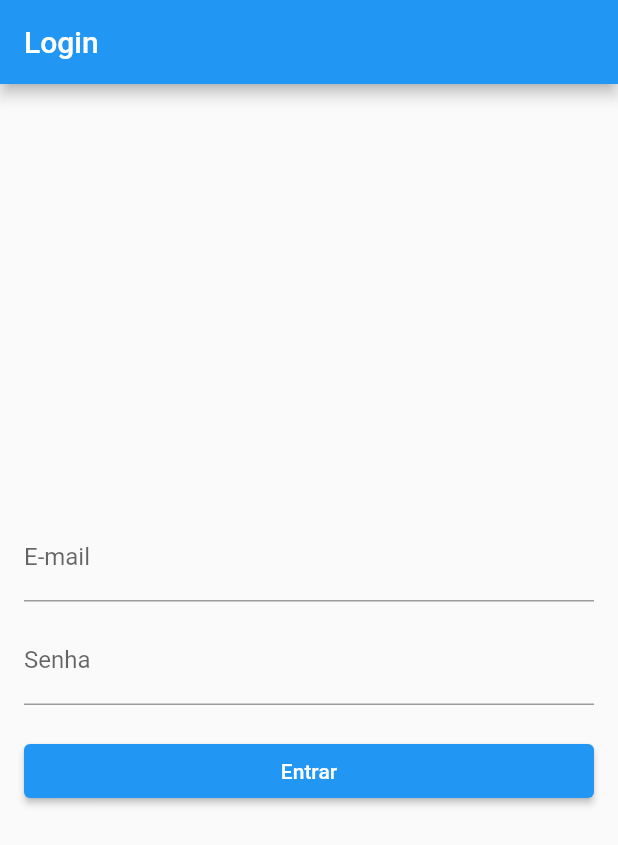
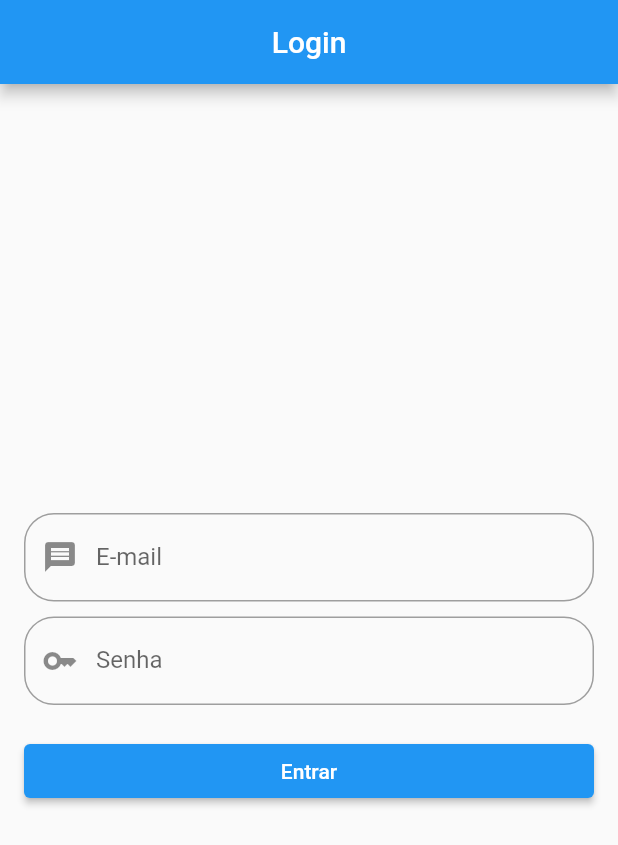
Before and after one commit to Leeehgk/chamado, a Flutter app: the screen it shows after launch, on a phone screen of 412 x 824 dp. Shown: the top 845 px of the screen. Run offline on Flutter 3.47's test engine with Material 2 defaults, Android fonts, the phone set to English and light mode, and no system bars; our stand-ins replace firebase_auth, firebase_core; accounts and stored records are empty.

Commit message:
Melhorias Feitas na tela de login e adicionado o botão de Signout !!

```diff
--- a/lib/HomeScreen/LoginPage.dart
+++ b/lib/HomeScreen/LoginPage.dart
@@ -41,6 +41,7 @@ class _LoginPageState extends State<LoginPage> {
     return Scaffold(
       appBar: AppBar(
         title: Text('Login'),
+        centerTitle: true,
       ),
       body: Padding(
         padding: const EdgeInsets.all(16.0),
@@ -48,18 +49,49 @@ class _LoginPageState extends State<LoginPage> {
           crossAxisAlignment: CrossAxisAlignment.stretch,
           mainAxisAlignment: MainAxisAlignment.center,
           children: [
-            TextField(
+            TextFormField(
               controller: _emailController,
               decoration: InputDecoration(
                 labelText: 'E-mail',
+                prefixIcon: Icon(Icons.message),
+                enabledBorder: OutlineInputBorder(
+                  borderSide: const BorderSide(width: 1, color: Colors.grey),
+                  borderRadius: BorderRadius.circular(20),
+                ),
+                focusedBorder: OutlineInputBorder(
+                  borderSide: const BorderSide(width: 1, color: Colors.red),
+                  borderRadius: BorderRadius.circular(20),
+                ),
               ),
+              validator: (value) {
+                if (value!.isEmpty) {
+                  return 'Por favor insira um E-mail';
+                }
+                // adicione a expressão regular para permitir o ponto
+                return null;
+              },
             ),
             SizedBox(height: 10),
-            TextField(
+            TextFormField(
               controller: _passwordController,
               decoration: InputDecoration(
                 labelText: 'Senha',
+                prefixIcon: Icon(Icons.key),
+                enabledBorder: OutlineInputBorder(
+                  borderSide: const BorderSide(width: 1, color: Colors.grey),
+                  borderRadius: BorderRadius.circular(20),
+                ),
+                focusedBorder: OutlineInputBorder(
+                  borderSide: const BorderSide(width: 1, color: Colors.red),
+                  borderRadius: BorderRadius.circular(20),
+                ),
               ),
+              validator: (value) {
+                if (value!.isEmpty) {
+                  return 'Senha Incorreta ou Usuario Não Existe !';
+                }
+                return null;
+              },
               obscureText: true,
             ),
             SizedBox(height: 20),
```
Also changed, not shown: lib/main.dart (+14 -0 lines).
